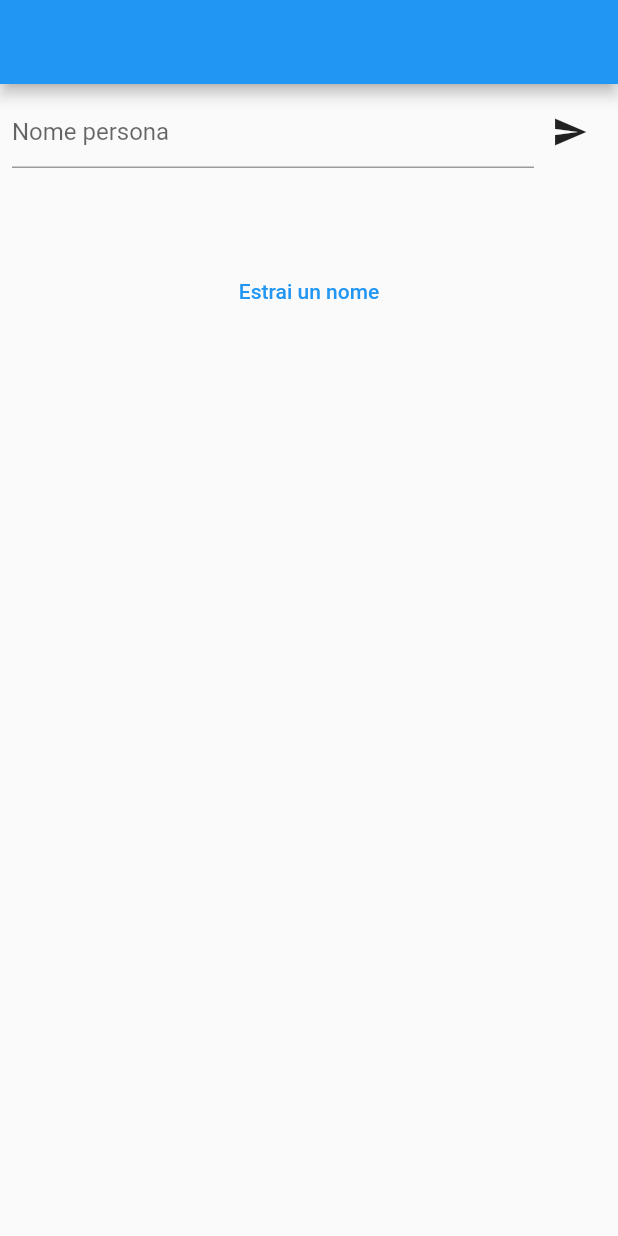
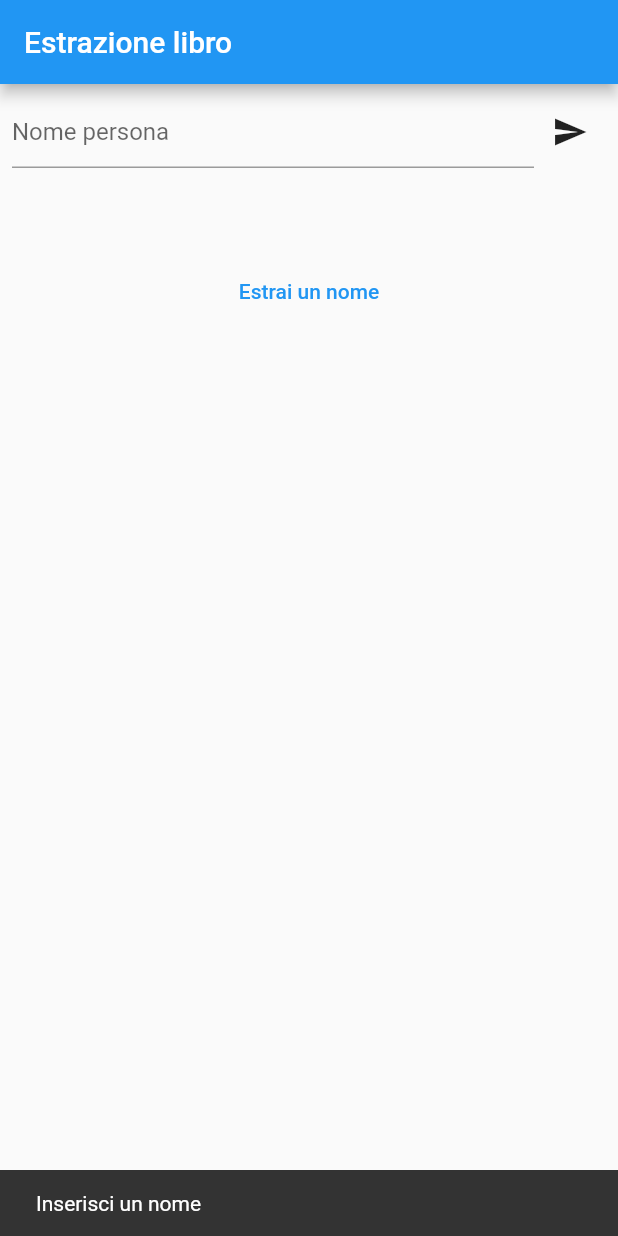
Before and after one commit to FlutterModena/lottery_app, a Flutter app: the screen it shows after launch, after a tap on the "send" icon, on a phone screen of 412 x 824 dp. Run offline on Flutter 3.47's test engine with Material 2 defaults, Android fonts, the phone set to English and light mode, and no system bars.

Commit message:
Changed add name flow + implemented TextEditingController

```diff
--- a/lib/home_page_screen.dart
+++ b/lib/home_page_screen.dart
@@ -9,10 +9,24 @@ class MyHomePage extends StatefulWidget {
 }
 
 class MyHomePageState extends State<MyHomePage> {
-  List<String> _names = [];
-  String currentName = "";
-  var random = Random();
-  String? winnerName;
+
+  /// Controller per il [TextField] che permette di inserire un nome.
+  late final TextEditingController _inputController;
+
+  /// Lista dei nomi inseriti.
+  final _names = <String>[];
+
+  /// Generatore di numeri casuali.
+  final _random = Random();
+
+  /// Nome estratto.
+  String? _winnerName;
+
+  @override
+  void initState() {
+    super.initState();
+    _inputController = TextEditingController();
+  }
 
   /// Mostra un [SnackBar] con il testo [text].
   void _showSnackBar(BuildContext context, {required String text}) {
@@ -23,6 +37,21 @@ class MyHomePageState extends State<MyHomePage> {
     );
   }
 
+  /// Aggiunge un nome alla lista dei nomi.
+  void _addName() {
+    final name = _inputController.text;
+
+    if (name.isEmpty) {
+      _showSnackBar(context, text: "Inserisci un nome");
+      return;
+    }
+
+    setState(() {
+      _inputController.clear();
+      _names.add(name);
+    });
+  }
+
   /// Estrae un nome casuale dalla lista dei nomi.
   void _extractWinner() {
     if (_names.isEmpty) {
@@ -30,17 +59,19 @@ class MyHomePageState extends State<MyHomePage> {
       return;
     }
 
-    final winnerIndex = random.nextInt(_names.length);
+    final winnerIndex = _random.nextInt(_names.length);
 
     setState(() {
-      winnerName = _names[winnerIndex];
+      _winnerName = _names[winnerIndex];
     });
   }
 
   @override
   Widget build(BuildContext context) {
     return Scaffold(
-      appBar: AppBar(),
+      appBar: AppBar(
+        title: const Text("Estrazione libro"),
+      ),
       body: Center(
         child: Column(
           children: [
@@ -50,21 +81,18 @@ class MyHomePageState extends State<MyHomePage> {
                 children: [
                   Expanded(
                     child: TextField(
-                      onChanged: (value) {
-                        currentName = value;
-                      },
-                      decoration:
-                          const InputDecoration(hintText: "Nome persona"),
+                      controller: _inputController,
+                      onSubmitted: (_) => _addName(),
+                      decoration: const InputDecoration(
+                        hintText: "Nome persona",
+                      ),
                     ),
                   ),
                   IconButton(
-                      iconSize: 24,
-                      onPressed: () {
-                        setState(() {
-                          _names.add(currentName);
-                        });
-                      },
-                      icon: const Icon(Icons.send))
+                    iconSize: 24,
+                    onPressed: _addName,
+                    icon: const Icon(Icons.send),
+                  )
                 ],
               ),
             ),
@@ -85,13 +113,16 @@ class MyHomePageState extends State<MyHomePage> {
               onPressed: _extractWinner,
               child: const Text("Estrai un nome"),
             ),
-            if (winnerName != null)
-              Wrap(children: [
-                Text(
-                  "The winner is $winnerName",
-                  style: const TextStyle(fontSize: 30),
-                ),
-              ])
+            if (_winnerName != null) ...[
+              Wrap(
+                children: [
+                  Text(
+                    "The winner is $_winnerName",
+                    style: const TextStyle(fontSize: 30),
+                  ),
+                ],
+              )
+            ]
           ],
         ),
       ),
```
